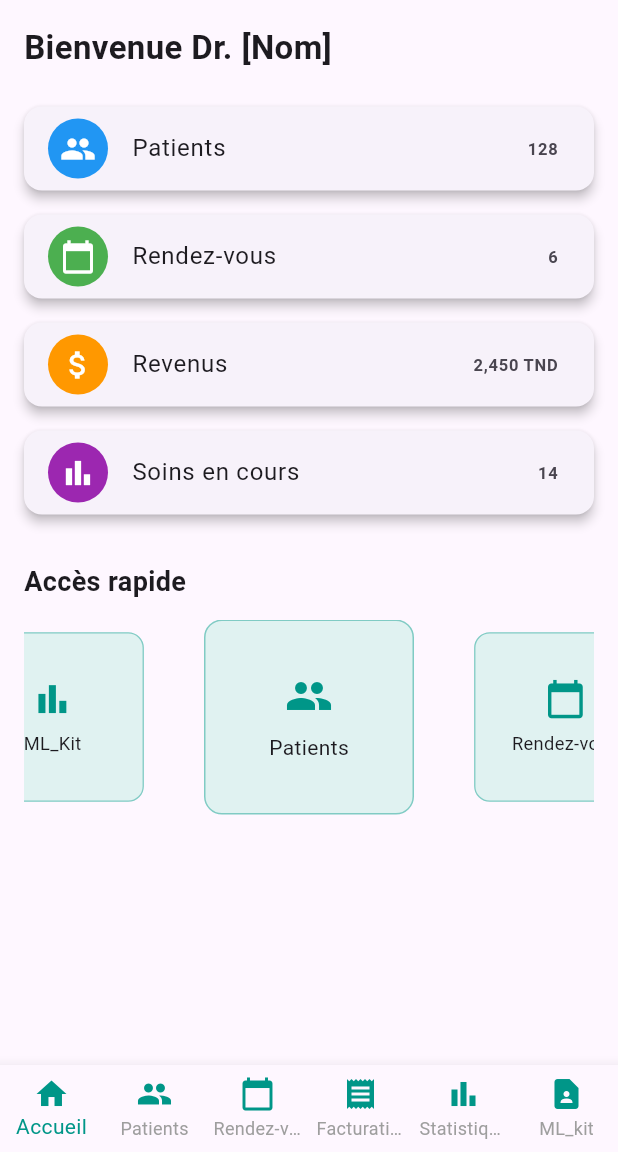
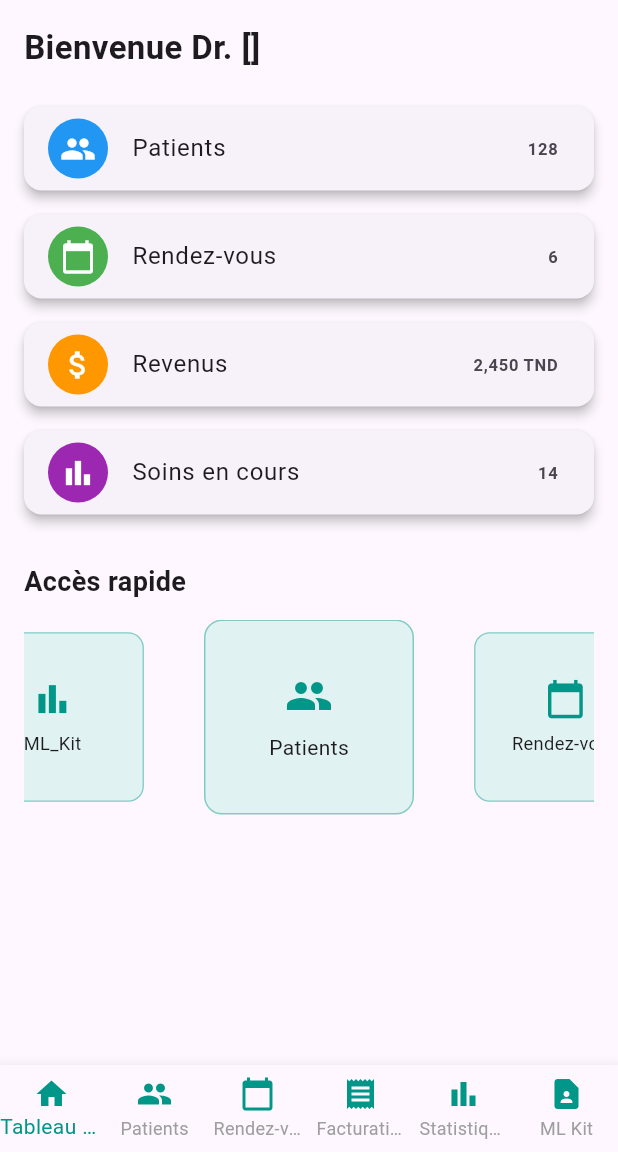
Before and after one commit to sabri-jammoussi/Projet_flutter_iit, a Flutter app: the HomePage screen opened by its route, on a phone screen of 412 x 824 dp, the part 84-1236 px from its top. Run offline on Flutter 3.47's test engine with Material 3 defaults, Android fonts, the phone set to English and light mode, and no system bars; drawn by our look-alikes of carousel_slider; our stand-ins replace firebase_auth, firebase_core, flutter_map, get, image_picker, latlong2 and 2 more; missing offline and left inert: google_mlkit_text_recognition; accounts and stored records are empty.

Commit message:
fix the locale string file

```diff
--- a/lib/config/global_params.dart
+++ b/lib/config/global_params.dart
@@ -3,7 +3,7 @@ import 'package:flutter/material.dart';
 class GlobalParams {
   static List<Map<String, dynamic>> menus = [
     {
-      "title": "Accueil",
+      "title": "dashboard",
       "icon": Icon(
         Icons.home,
         color: Colors.teal,
@@ -11,7 +11,7 @@ class GlobalParams {
       "route": "/home"
     },
     {
-      "title": "Patients",
+      "title": "patients",
       "icon": Icon(
         Icons.people,
         color: Colors.teal,
@@ -19,7 +19,7 @@ class GlobalParams {
       "route": "/patient"
     },
     {
-      "title": "Rendez-vous",
+      "title": "appointments",
       "icon": Icon(
         Icons.calendar_today,
         color: Colors.teal,
@@ -27,7 +27,7 @@ class GlobalParams {
       "route": "/rendezVous"
     },
     {
-      "title": "Facturation",
+      "title": "billing",
       "icon": Icon(
         Icons.receipt,
         color: Colors.teal,
@@ -35,7 +35,7 @@ class GlobalParams {
       "route": "/facturation"
     },
     {
-      "title": "Statistiques",
+      "title": "statistics",
       "icon": Icon(
         Icons.bar_chart,
         color: Colors.teal,
@@ -43,7 +43,7 @@ class GlobalParams {
       "route": "/statistiques"
     },
     {
-      "title": "ML_kit",
+      "title": "mlkit",
       "icon": Icon(
         Icons.contact_page,
         color: Colors.teal,
@@ -51,7 +51,7 @@ class GlobalParams {
       "route": "/scanFacture"
     },
     {
-      "title": "Paramètres",
+      "title": "settings",
       "icon": Icon(
         Icons.settings,
         color: Colors.teal,
@@ -59,7 +59,7 @@ class GlobalParams {
       "route": "/parametres"
     },
     {
-      "title": "Déconnexion",
+      "title": "logout",
       "icon": Icon(
         Icons.logout,
         color: Colors.teal,
--- a/lib/menu/drawer_widget.dart
+++ b/lib/menu/drawer_widget.dart
@@ -1,5 +1,6 @@
 import 'package:dentiste/config/global_params.dart';
 import 'package:flutter/material.dart';
+import 'package:get/get.dart';
 
 class MyDrawer extends StatelessWidget {
   @override
@@ -24,13 +25,13 @@ class MyDrawer extends StatelessWidget {
               children: [
                 ListTile(
                   title: Text(
-                    '${item['title']}',
+                    (item['title'] as String).tr,
                     style: TextStyle(fontSize: 22),
                   ),
                   leading: item['icon'],
                   trailing: Icon(Icons.arrow_right, color: Colors.teal),
                   onTap: () async {
-                    if ('${item['title']}' != "Déconnexion") {
+                    if ('${item['title'.tr]}' != "Déconnexion") {
                       Navigator.pop(context);
                       Navigator.pushNamed(context, "${item['route']}");
                     } else {
--- a/lib/pages/appointment/appointment_page.dart
+++ b/lib/pages/appointment/appointment_page.dart
@@ -1,5 +1,6 @@
 import 'package:dentiste/pages/appointment/widgets/appointment_title.dart';
 import 'package:flutter/material.dart';
+import 'package:get/get.dart';
 import 'package:provider/provider.dart';
 import 'package:dentiste/pages/appointment/appointment_controller.dart';
 import 'package:dentiste/pages/appointment/widgets/appointment_calendar.dart';
@@ -21,7 +22,7 @@ class _AppointmentPageState extends State<AppointmentPage> {
     final appointments = controller.forDate(selectedDate);
 
     return Scaffold(
-      appBar: AppBar(title: const Text('Appointments')),
+      appBar: AppBar(title: Text('Appointments'.tr)),
       body: Column(
         children: [
           AppointmentCalendar(
@@ -30,7 +31,7 @@ class _AppointmentPageState extends State<AppointmentPage> {
           ),
           Expanded(
             child: appointments.isEmpty
-                ? const Center(child: Text('No appointments for this date.'))
+                ? Center(child: Text('No appointments for this date.'))
                 : ListView.builder(
                     itemCount: appointments.length,
                     itemBuilder: (context, index) {
--- a/lib/pages/home/home_page.dart
+++ b/lib/pages/home/home_page.dart
@@ -3,6 +3,7 @@ import 'package:dentiste/config/global_params.dart';
 import 'package:dentiste/maps/maps_page.dart';
 import 'package:dentiste/menu/drawer_widget.dart';
 import 'package:dentiste/pages/scanFacture/scanFacture_page.dart';
+import 'package:firebase_auth/firebase_auth.dart';
 import 'package:flutter/material.dart';
 import 'package:dentiste/pages/home/home_controller.dart';
 import 'package:dentiste/pages/home/widgets/dashboard_card.dart';
@@ -26,6 +27,7 @@ class _HomePageState extends State<HomePage> {
   final controller = HomeController();
 
   int _currentIndex = 0;
+  final user = FirebaseAuth.instance.currentUser;
 
 // for changing the the daarkmode
   toggleDarkMode() {
@@ -132,7 +134,7 @@ class _HomePageState extends State<HomePage> {
                 PopupMenuItem(
                   child: ListTile(
                     leading: Icon(Icons.language),
-                    title: Text('Choisissez votre langue'.tr),
+                    title: Text('choose_language'.tr),
                     onTap: () {
                       buildLanguageDialog(context);
                     },
@@ -148,17 +150,17 @@ class _HomePageState extends State<HomePage> {
         child: Column(
           crossAxisAlignment: CrossAxisAlignment.start,
           children: [
-            Text('welcome_doctor'.tr,
+            Text('${'welcome_doctor'.tr} [${user?.email}]',
                 style: TextStyle(fontSize: 22, fontWeight: FontWeight.bold)),
             const SizedBox(height: 16),
-            const DashboardCard(
+            DashboardCard(
                 icon: Icons.people,
-                title: 'Patients',
+                title: 'patients'.tr,
                 value: '128',
                 color: Colors.blue),
-            const DashboardCard(
+            DashboardCard(
                 icon: Icons.calendar_today,
-                title: 'Rendez-vous',
+                title: 'appointments'.tr,
                 value: '6',
                 color: Colors.green),
             const DashboardCard(
@@ -186,7 +188,7 @@ class _HomePageState extends State<HomePage> {
               items: [
                 QuickButton(
                     icon: Icons.people,
-                    label: 'Patients',
+                    label: 'patients'.tr,
                     onTap: () {
                       Navigator.push(
                           context,
@@ -195,7 +197,7 @@ class _HomePageState extends State<HomePage> {
                     }),
                 QuickButton(
                     icon: Icons.calendar_today,
-                    label: 'Rendez-vous',
+                    label: 'appointments'.tr,
                     onTap: () {
                       Navigator.push(
                           context,
@@ -204,7 +206,7 @@ class _HomePageState extends State<HomePage> {
                     }),
                 QuickButton(
                     icon: Icons.receipt,
-                    label: 'Facturation',
+                    label: 'billing'.tr,
                     onTap: () {
                       Navigator.push(
                           context,
@@ -213,7 +215,7 @@ class _HomePageState extends State<HomePage> {
                     }),
                 QuickButton(
                     icon: Icons.bar_chart,
-                    label: 'Statistiques',
+                    label: 'statistics'.tr,
                     onTap: () {
                       Navigator.push(
                           context,
@@ -254,7 +256,7 @@ class _HomePageState extends State<HomePage> {
             .map(
               (menu) => BottomNavigationBarItem(
                 icon: menu["icon"],
-                label: menu["title"],
+                label: (menu["title"] as String).tr,
               ),
             )
             .toList(),
--- a/lib/translations/LocaleString.dart
+++ b/lib/translations/LocaleString.dart
@@ -6,38 +6,12 @@ class LocalString extends Translations {
         'en_FR': {
           'maps': 'Accédez à Cartes',
           'map': 'Maps',
-          'stageP': 'Stage de Perfectionnement',
-          'dateAp': 'Date : 01/07/2023-01/08/2023 Société :APBS Groupe',
-          'stageI': 'Stage Initiation',
-          'dateid':
-              'Date : 01/01/2022-01/02/2022 Société :ID Software Solution',
-          'bac': 'Baccalauréat 2020/2021:',
-          'lycee': 'Lycée: Abou Kacem Chebbi',
-          'licence': 'Licence 2021/2024:',
-          'fac': 'Iset Sfax',
           'fr': 'Francais',
           'En': 'Englais',
-          'nom': 'Nom et Prenom :',
-          'Date': 'Date et lieu de naissance :',
-          'tel': 'Téléphone',
-          'Adresse': 'Adresse',
-          'email': 'E-mail',
-          'Rue': 'Rue Kayed Mohamed km 5.5',
-          'sfax': '09/03/2001 Sfax',
-          'Sabri Jammoussi': 'Sabri Jammoussi',
-          'darkmode': 'le mode sombre',
-          'Choisissez votre langue': 'Choisissez votre langue',
-          'MonCV': 'Mon CV',
-          'message': 'BIENVENUE SUR MON APPLICATION',
-          'Informations personnelles': 'Informations personnelles',
-          'etudes': 'Etudes',
-          'Expériences professionnelles': 'Expériences professionnelles',
-          'Compétences & certifications': 'Compétences & certifications',
-          'Portfolio': 'Portfolio',
           'Langue': 'Langues',
           // Dentist App
           'dashboard': 'Tableau de bord',
-          'welcome_doctor': 'Bienvenue Dr. [Nom]',
+          'welcome_doctor': 'Bienvenue Dr.',
           'quick_access': 'Accès rapide',
           'patients': 'Patients',
           'appointments': 'Rendez-vous',
@@ -48,43 +22,19 @@ class LocalString extends Translations {
           'map': 'Carte',
           'darkmode': 'Mode sombre',
           'choose_language': 'Choisissez votre langue',
+          'settings': 'Paramètres',
+          'logout': 'Déconnexion',
         },
         'en_US': {
           'maps': 'Go to Maps',
           'map': 'Maps',
-          'stageP': 'Improvement course',
-          'dateAp': 'Date : 01/07/2023-01/08/2023 Company :APBS Groupe',
-          'stageI': 'Initiation internship',
-          'dateid':
-              'Date : 01/01/2022-01/02/2022 Company :ID Software Solution',
-          'bac': "Bachelor's degree 2020/2021:",
-          'lycee': 'High school: Abou Kacem Chebbi',
-          'licence': 'Licence 2021/2024:',
-          'fac': 'Iset Sfax',
           'fr': 'Francais',
           'En': 'English',
-          'nom': 'First and last name :',
-          'Date': 'Date and place of birth :',
-          'Adresse': 'Address',
-          'tel': 'Phone',
-          'email': 'E-mail',
-          'Rue': 'Street Kayed Mohamed km 5.5',
-          'sfax': '09/03/2001 Sfax',
-          'Sabri Jammoussi': 'Sabri Jammoussi',
-          'darkmode': 'Dark Mode',
-          'Choisissez votre langue': 'Choose Your Language',
-          'MonCV': 'My CV',
-          'message': 'WELCOME TO MY APP',
-          'Informations personnelles': 'Personal information',
-          'etudes': 'Etucation',
-          'Expériences professionnelles': 'Professional experiences',
-          'Compétences & certifications': 'Skills & certifications',
-          'Portfolio': 'Portfolio',
           'Langue': 'Languages',
           ///////
           // Dentist App
           'dashboard': 'Dashboard',
-          'welcome_doctor': 'Welcome Dr. [Name]',
+          'welcome_doctor': 'Welcome Dr. ',
           'quick_access': 'Quick Access',
           'patients': 'Patients',
           'appointments': 'Appointments',
@@ -95,42 +45,18 @@ class LocalString extends Translations {
           'map': 'Map',
           'darkmode': 'Dark Mode',
           'choose_language': 'Choose your language',
+          'settings': 'Settings',
+          'logout': 'Logout',
         },
         'en_AR': {
           'maps': 'انتقل إلى الخرائط',
           'map': 'الخريطة',
-          'stageP': 'دورة التحسين',
-          'dateAp': 'التاريخ: 01/07/2023-01/08/2023 الشركة: APBS Groupe',
-          'stageI': 'بدء التدريب',
-          'dateid':
-              'التاريخ: 01/01/2022-01/02/2022 الشركة: ID Software Solution',
-          'bac': ' 2020/2021 :البكالوريا',
-          'lycee': 'المدرسة الثانوية : أبو قاسم الشابي',
-          'licence': ' :2021/2024 شهادة الثانوية ',
-          'fac': 'المعهد العالي للدراسات التكنولوجية بصفاقس',
           'fr': 'اللغه الفرنسيه',
           'En': 'اللغة الانجليزية',
-          'nom': 'الإسم واللقب :',
-          'Date': 'تاريخ ومكان الميلاد :',
-          'Adresse': 'العنوان',
-          'tel': 'الهاتف',
-          'email': 'البريد الإلكتروني',
-          'Rue': 'شارع قايد محمد كلم 5.5',
-          'sfax': '03/09/2001 صفاقس',
-          'Sabri Jammoussi': 'صبري الجموسي',
-          'darkmode': 'الوضع المظلم',
-          'Choisissez votre langue': 'اختر لغتك',
-          'MonCV': 'سيرتي الذاتية',
-          'message': 'WELCOME TO MY APP',
-          'Informations personnelles': 'المعلومات الشخصية',
-          'etudes': 'الدراسات',
-          'Expériences professionnelles': 'التجارب المهنية',
-          'Compétences & certifications': 'المهارات والشهادات',
-          'Portfolio': 'مَلَفّ',
           'Langue': 'اللغات',
           // Dentist App
           'dashboard': 'لوحة التحكم',
-          'welcome_doctor': 'مرحباً دكتور [الاسم]',
+          'welcome_doctor': 'مرحباً دكتور',
           'quick_access': 'وصول سريع',
           'patients': 'المرضى',
           'appointments': 'المواعيد',
@@ -141,6 +67,8 @@ class LocalString extends Translations {
           'map': 'الخريطة',
           'darkmode': 'الوضع المظلم',
           'choose_language': 'اختر لغتك',
+          'settings': 'الإعدادات',
+          'logout': 'تسجيل الخروج',
         },
       };
 }
```
Also changed, not shown: pubspec.lock.
